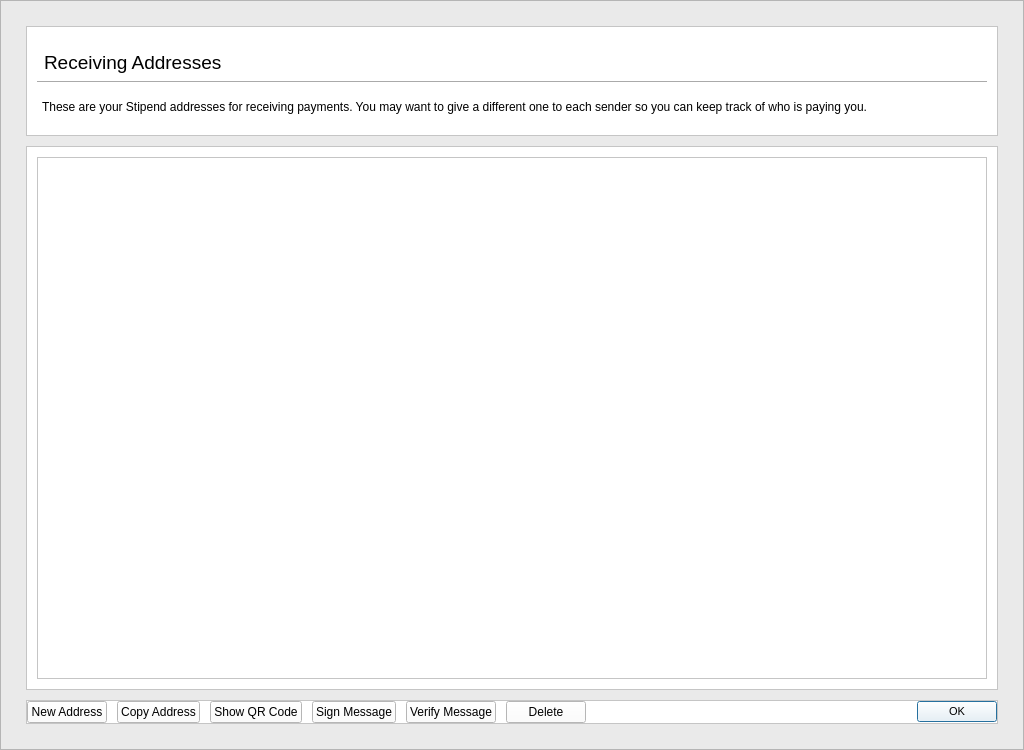
This is src/qt/forms/addressbookpage.ui in Stipend-Developer/stipend as Qt 5 draws it before an edit. The edited form follows.
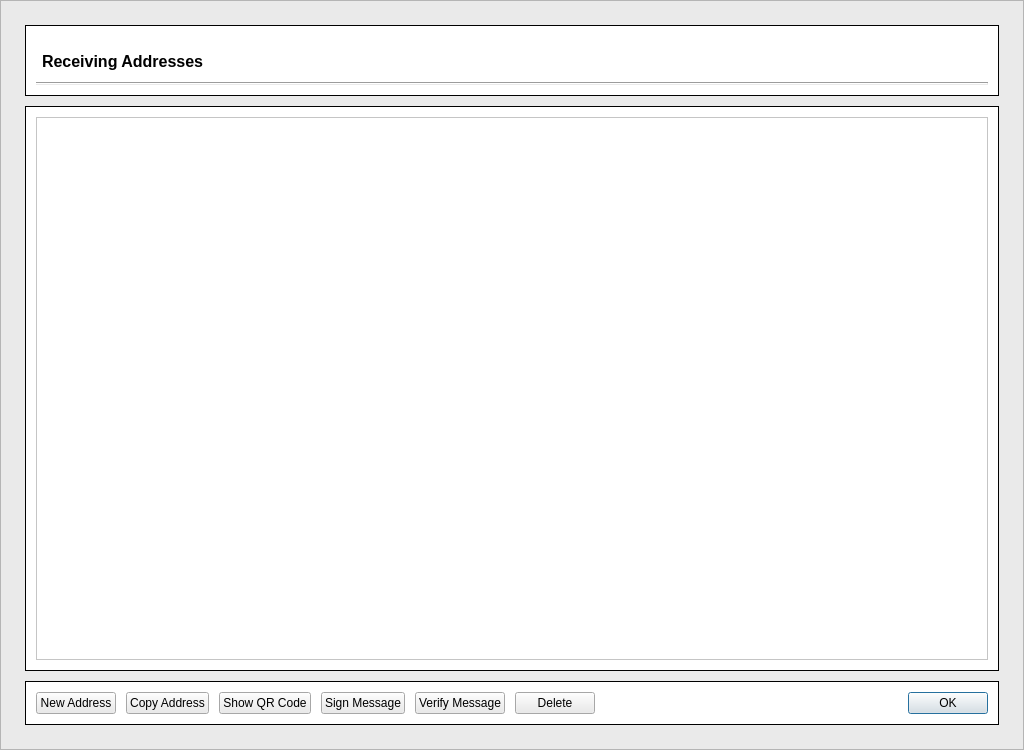
This is the edited form.

Commit message: Finalize sendcoinsdialog.ui for wallet redesign

Diff of the .ui file:
```diff
--- a/src/qt/forms/addressbookpage.ui
+++ b/src/qt/forms/addressbookpage.ui
@@ -57,16 +57,16 @@
        <number>0</number>
       </property>
       <property name="leftMargin">
-       <number>25</number>
+       <number>24</number>
       </property>
       <property name="topMargin">
-       <number>25</number>
+       <number>24</number>
       </property>
       <property name="rightMargin">
-       <number>25</number>
+       <number>24</number>
       </property>
       <property name="bottomMargin">
-       <number>25</number>
+       <number>24</number>
       </property>
       <item>
        <layout class="QVBoxLayout" name="verticalLayout_2">
@@ -90,17 +90,20 @@
           <property name="minimumSize">
            <size>
             <width>0</width>
-            <height>110</height>
+            <height>71</height>
            </size>
           </property>
           <property name="maximumSize">
            <size>
             <width>16777215</width>
-            <height>110</height>
+            <height>71</height>
            </size>
           </property>
           <property name="styleSheet">
-           <string notr="true">background-color: #fff;</string>
+           <string notr="true">#frame_2 {
+    background-color: #fff;
+    border: 1px solid black;
+}</string>
           </property>
           <property name="frameShape">
            <enum>QFrame::StyledPanel</enum>
@@ -183,12 +186,15 @@
                    <widget class="QLabel" name="receivingLabel">
                     <property name="font">
                      <font>
-                      <pointsize>14</pointsize>
+                      <pointsize>12</pointsize>
+                      <weight>75</weight>
+                      <bold>true</bold>
                      </font>
                     </property>
                     <property name="styleSheet">
-                     <string notr="true">margin-top: 10px;
-margin-left: 2px;</string>
+                     <string notr="true">padding-top: 10px;
+padding-left: 2px;
+background-color: #fff</string>
                     </property>
                     <property name="text">
                      <string>Receiving Addresses</string>
@@ -207,80 +213,6 @@
                </property>
               </widget>
              </item>
-             <item>
-              <widget class="QFrame" name="frame_4">
-               <property name="minimumSize">
-                <size>
-                 <width>0</width>
-                 <height>35</height>
-                </size>
-               </property>
-               <property name="maximumSize">
-                <size>
-                 <width>16777215</width>
-                 <height>35</height>
-                </size>
-               </property>
-               <property name="styleSheet">
-                <string notr="true">border: 0;</string>
-               </property>
-               <property name="frameShape">
-                <enum>QFrame::StyledPanel</enum>
-               </property>
-               <property name="frameShadow">
-                <enum>QFrame::Raised</enum>
-               </property>
-               <property name="lineWidth">
-                <number>0</number>
-               </property>
-               <layout class="QHBoxLayout" name="horizontalLayout_6">
-                <property name="leftMargin">
-                 <number>0</number>
-                </property>
-                <property name="topMargin">
-                 <number>0</number>
-                </property>
-                <property name="rightMargin">
-                 <number>0</number>
-                </property>
-                <property name="bottomMargin">
-                 <number>0</number>
-                </property>
-                <item>
-                 <layout class="QHBoxLayout" name="horizontalLayout_4">
-                  <item>
-                   <widget class="QLabel" name="labelExplanation">
-                    <property name="minimumSize">
-                     <size>
-                      <width>0</width>
-                      <height>30</height>
-                     </size>
-                    </property>
-                    <property name="maximumSize">
-                     <size>
-                      <width>16777215</width>
-                      <height>30</height>
-                     </size>
-                    </property>
-                    <property name="styleSheet">
-                     <string notr="true">margin-left: 2px;</string>
-                    </property>
-                    <property name="text">
-                     <string>These are your Stipend addresses for receiving payments. You may want to give a different one to each sender so you can keep track of who is paying you.</string>
-                    </property>
-                    <property name="scaledContents">
-                     <bool>false</bool>
-                    </property>
-                    <property name="wordWrap">
-                     <bool>true</bool>
-                    </property>
-                   </widget>
-                  </item>
-                 </layout>
-                </item>
-               </layout>
-              </widget>
-             </item>
             </layout>
            </item>
           </layout>
@@ -289,7 +221,10 @@
         <item>
          <widget class="QFrame" name="frame_5">
           <property name="styleSheet">
-           <string notr="true">background-color: #fff</string>
+           <string notr="true">#frame_5 {
+    background-color: #fff;
+    border: 1px solid black;
+}</string>
           </property>
           <property name="frameShape">
            <enum>QFrame::StyledPanel</enum>
@@ -318,6 +253,9 @@
              <property name="toolTip">
               <string>Double-click to edit address or label</string>
              </property>
+             <property name="styleSheet">
+              <string notr="true">background-color: #fff;</string>
+             </property>
              <property name="tabKeyNavigation">
               <bool>false</bool>
              </property>
@@ -341,7 +279,10 @@
         <item>
          <widget class="QFrame" name="frame_6">
           <property name="styleSheet">
-           <string notr="true">background-color: #fff</string>
+           <string notr="true">#frame_6 {
+    background-color: #fff;
+    border: 1px solid black;
+}</string>
           </property>
           <property name="frameShape">
            <enum>QFrame::StyledPanel</enum>
@@ -354,16 +295,16 @@
             <number>10</number>
            </property>
            <property name="leftMargin">
-            <number>0</number>
+            <number>10</number>
            </property>
            <property name="topMargin">
-            <number>0</number>
+            <number>10</number>
            </property>
            <property name="rightMargin">
-            <number>0</number>
+            <number>10</number>
            </property>
            <property name="bottomMargin">
-            <number>0</number>
+            <number>10</number>
            </property>
            <item>
             <layout class="QHBoxLayout" name="horizontalLayout_9" stretch="0,0,0,0,0,0,0,0">
@@ -437,7 +378,7 @@
              <item>
               <widget class="QDialogButtonBox" name="buttonBox">
                <property name="styleSheet">
-                <string notr="true">font-size: 11px</string>
+                <string notr="true"/>
                </property>
                <property name="standardButtons">
                 <set>QDialogButtonBox::Ok</set>
```
The commit also changes 2 other files.
